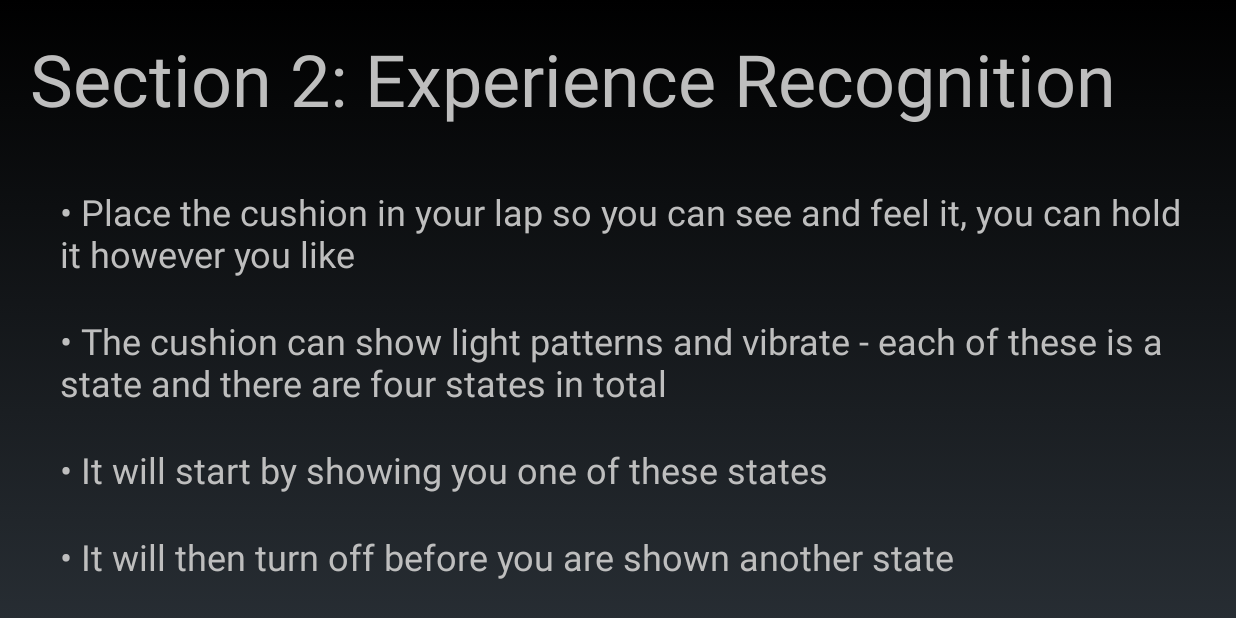
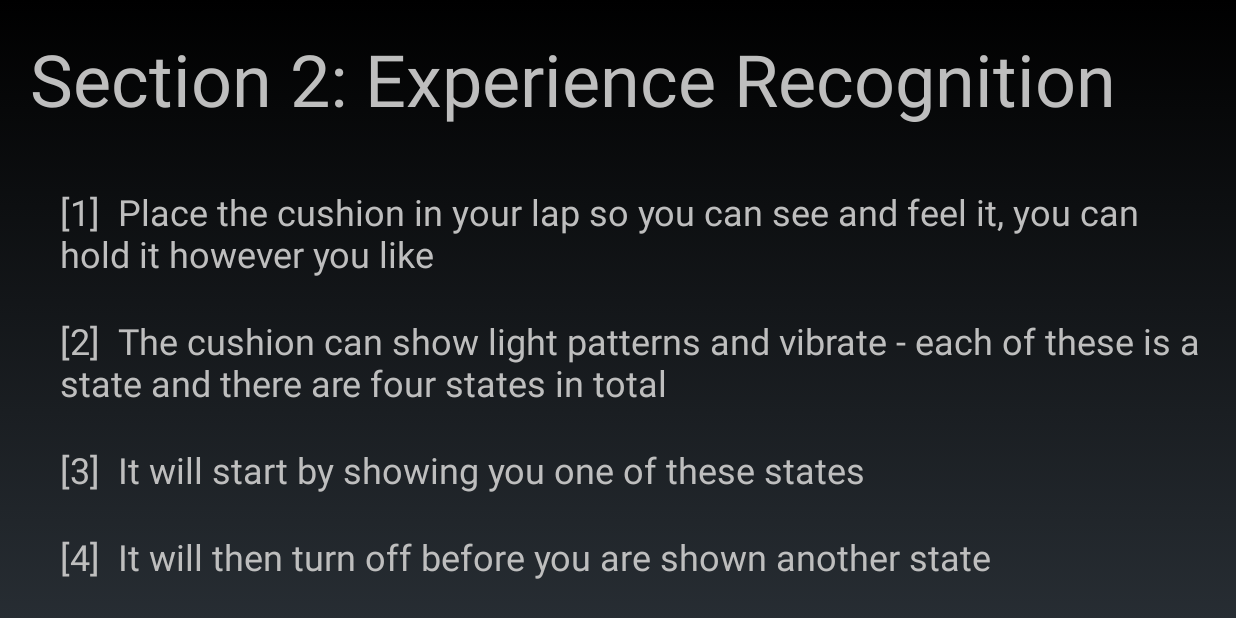
Before and after one commit to guytp/msc, an Android app: the Phase1IntroductionActivity screen opened directly, with no data from a screen before it, on a phone screen of 824 x 412 dp (held sideways). Run offline under Robolectric (Android 15) with nearby library versions, the phone set to English and light mode, and no system bars.

Commit message:
Updated instructions to use numbers rather than bullets

```diff
--- a/Experiment/app/src/main/java/org/guytp/mscexperiment/AdminMenu.java
+++ b/Experiment/app/src/main/java/org/guytp/mscexperiment/AdminMenu.java
@@ -45,8 +45,7 @@ public class AdminMenu extends RelativeLayout {
         _newParticipantButton = (Button)findViewById(R.id.newParticipantButton);
         _newParticipantButton.setOnClickListener(new View.OnClickListener() { public void onClick(View v) { onNewParticipantButton(); } });
         _phase1Button = (Button)findViewById(R.id.phase1Button);
-        _phase1Button.setOnClickListener(new View.OnClickListener() { public void onClick(View v) { onPhaseButton(1); } });
-        _phase2Button = (Button)findViewById(R.id.phase2Button);
+        _phase1Button.setOnClickListener(new View.OnClickListener() { public void onClick(View v) { onPhaseButton(1); } });        _phase2Button = (Button)findViewById(R.id.phase2Button);
         _phase2Button.setOnClickListener(new View.OnClickListener() { public void onClick(View v) { onPhaseButton(2); } });
         _phase3Button = (Button)findViewById(R.id.phase3Button);
         _phase3Button.setOnClickListener(new View.OnClickListener() { public void onClick(View v) { onPhaseButton(3); } });
--- a/Experiment/app/src/main/res/layout/activity_phase1_introduction.xml
+++ b/Experiment/app/src/main/res/layout/activity_phase1_introduction.xml
@@ -35,7 +35,7 @@
                 android:paddingLeft="40dp"
                 android:paddingRight="20dp"
                 android:paddingTop="20dp"
-                android:text="• Place the cushion in your lap so you can see and feel it, you can hold it however you like"
+                android:text="[1]  Place the cushion in your lap so you can see and feel it, you can hold it however you like"
                 android:textSize="24sp"
                 tools:layout_editor_absoluteX="0dp"
                 tools:layout_editor_absoluteY="0dp" />
@@ -47,7 +47,7 @@
                 android:paddingLeft="40dp"
                 android:paddingRight="20dp"
                 android:paddingTop="20dp"
-                android:text="• The cushion can show light patterns and vibrate - each of these is a state and there are four states in total"
+                android:text="[2]  The cushion can show light patterns and vibrate - each of these is a state and there are four states in total"
                 android:textSize="24sp"
                 tools:layout_editor_absoluteX="0dp"
                 tools:layout_editor_absoluteY="0dp" />
@@ -59,7 +59,7 @@
                 android:paddingLeft="40dp"
                 android:paddingRight="20dp"
                 android:paddingTop="20dp"
-                android:text="• It will start by showing you one of these states"
+                android:text="[3]  It will start by showing you one of these states"
                 android:textSize="24sp"
                 tools:layout_editor_absoluteX="0dp"
                 tools:layout_editor_absoluteY="0dp" />
@@ -71,7 +71,7 @@
                 android:paddingLeft="40dp"
                 android:paddingRight="20dp"
                 android:paddingTop="20dp"
-                android:text="• It will then turn off before you are shown another state"
+                android:text="[4]  It will then turn off before you are shown another state"
                 android:textSize="24sp"
                 tools:layout_editor_absoluteX="0dp"
                 tools:layout_editor_absoluteY="0dp" />
@@ -83,7 +83,7 @@
                 android:paddingLeft="40dp"
                 android:paddingRight="20dp"
                 android:paddingTop="20dp"
-                android:text="• You will be asked if your experience of both states was the same"
+                android:text="[5]  You will be asked if your experience of both states was the same"
                 android:textSize="24sp"
                 tools:layout_editor_absoluteX="0dp"
                 tools:layout_editor_absoluteY="0dp" />
@@ -95,7 +95,7 @@
                 android:paddingLeft="40dp"
                 android:paddingRight="20dp"
                 android:paddingTop="20dp"
-                android:text="• You will then be shown 8 more states and asked if your experience of each was the same as or different to the"
+                android:text="[6]  You will then be shown 8 more states and asked if your experience of each was the same as or different to the"
                 android:textSize="24sp"
                 tools:layout_editor_absoluteX="0dp"
                 tools:layout_editor_absoluteY="0dp" />="0dp" />
@@ -104,7 +104,7 @@
                 android:layout_width="match_parent"
                 android:layout_height="wrap_content"
                 android:paddingBottom="5dp"
-                android:paddingLeft="57dp"
+                android:paddingLeft="81dp"
                 android:paddingRight="20dp"
                 android:text="previous state"
                 android:textSize="24sp"
@@ -118,7 +118,7 @@
                 android:paddingLeft="40dp"
                 android:paddingRight="20dp"
                 android:paddingTop="20dp"
-                android:text="• After 10 states, you will be given a break and then two more repetitions for 30 total states"
+                android:text="[7]  After 10 states, you will be given a break and then two more repetitions for 30 total states"
                 android:textSize="24sp"
                 tools:layout_editor_absoluteX="0dp"
                 tools:layout_editor_absoluteY="0dp" />
@@ -130,7 +130,7 @@
                 android:paddingLeft="40dp"
                 android:paddingRight="20dp"
                 android:paddingTop="20dp"
-                android:text="• When you are ready, press Begin"
+                android:text="[8]  When you are ready, press Begin"
                 android:textSize="24sp"
                 tools:layout_editor_absoluteX="0dp"
                 tools:layout_editor_absoluteY="0dp" />
```
Also changed, not shown: Experiment/app/src/main/res/layout/activity_intro_welcome.xml (+6 -6 lines), Experiment/app/src/main/res/layout/activity_phase2_introduction.xml (+6 -6 lines), Experiment/app/src/main/res/layout/activity_phase3_introduction.xml (+8 -8 lines).
